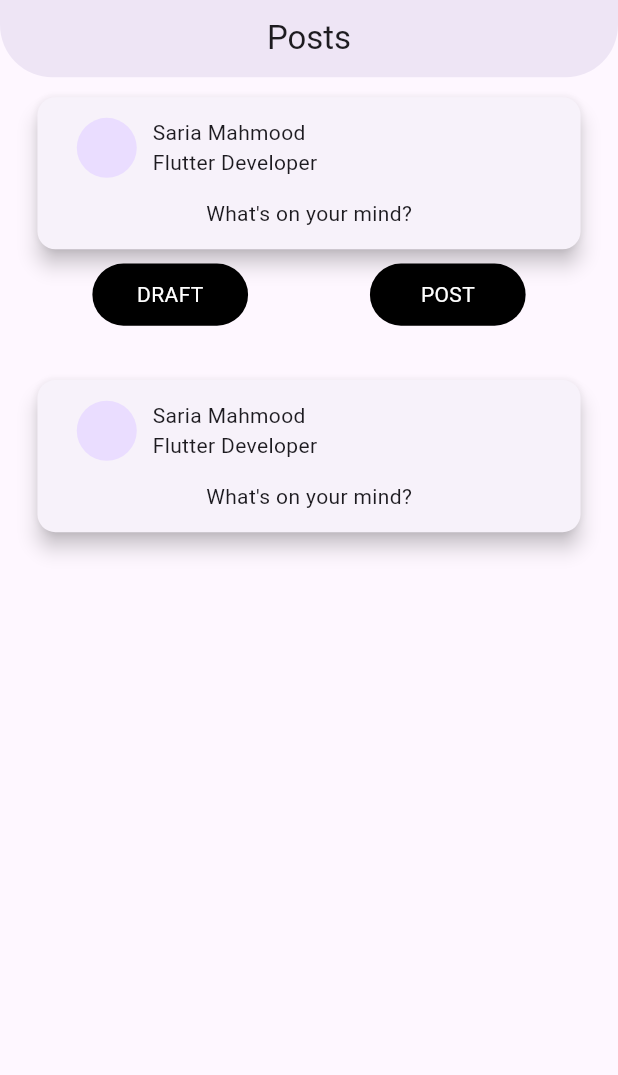
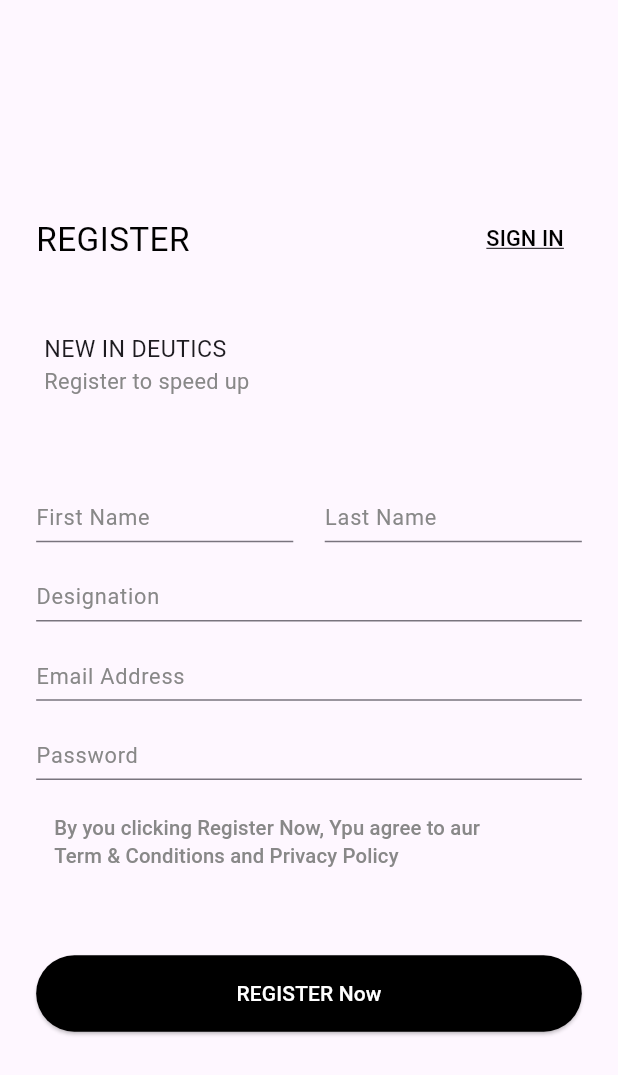
Before and after one commit to SariaMahmood20/company_app, a Flutter app: the screen it shows after launch, on a phone screen of 412 x 824 dp. Shown: the top 1075 px of the screen. Run offline on Flutter 3.47's test engine with Material 3 defaults, Android fonts, the phone set to English and light mode, and no system bars; our stand-ins replace flutter_screenutil, google_fonts.

Commit message:
Auth screens done

```diff
--- /dev/null
+++ b/lib/features/auth/presentation/views/signin_view.dart
@@ -0,0 +1,159 @@
+import 'package:flutter/cupertino.dart';
+import 'package:flutter/material.dart';
+import 'package:google_fonts/google_fonts.dart';
+import 'package:flutter_screenutil/flutter_screenutil.dart';
+
+class SignInView extends StatelessWidget {
+  const SignInView({super.key});
+
+  @override
+  Widget build(BuildContext context) {
+    return Scaffold(
+      body: Padding(
+        padding: EdgeInsets.only(left: 23.w, right: 23.w, top: 140.h, bottom: 20.h),
+        child: Column(
+          mainAxisAlignment: MainAxisAlignment.start,
+          crossAxisAlignment: CrossAxisAlignment.stretch,
+          children: [
+            Row(
+              mainAxisAlignment: MainAxisAlignment.spaceBetween,
+              crossAxisAlignment: CrossAxisAlignment.center,
+              children: [
+                Text(
+                  'REGISTER',
+                  style: GoogleFonts.roboto(
+                      color: Colors.black,
+                      fontSize: 23.sp,
+                      fontWeight: FontWeight.w400
+                  ),
+                ),
+                TextButton(
+                  onPressed: () {},
+                  child: Text('SIGN IN',
+                    style: GoogleFonts.roboto(
+                        color: Colors.black,
+                        fontSize: 15.sp,
+                        fontWeight: FontWeight.w500,
+                        decoration: TextDecoration.underline
+                    ),
+                  ),
+                ),
+              ],
+            ),
+            40.verticalSpace,
+            Padding(
+              padding: EdgeInsets.only(left: 5.w),
+              child: Column(
+                  mainAxisAlignment: MainAxisAlignment.start,
+                  crossAxisAlignment: CrossAxisAlignment.start,
+                  children: [
+                    Text(
+                        'NEW IN DEUTICS',
+                        style: GoogleFonts.roboto(fontSize: 16.sp, fontWeight: FontWeight.w400)
+                    ),
+                    Text(
+                      'Register to speed up',
+                      style: GoogleFonts.roboto(fontSize: 15.sp, fontWeight: FontWeight.w400, color: const Color(0xFF888888)),
+                    ),
+                  ]
+              ),
+            ),
+            50.verticalSpace,
+            Row(
+              mainAxisAlignment: MainAxisAlignment.spaceBetween,
+              crossAxisAlignment: CrossAxisAlignment.center,
+              children: [
+                // First Name
+                Expanded(
+                  child: TextFormField(
+                    keyboardType: TextInputType.emailAddress,
+                    decoration: InputDecoration(
+                        labelText: 'First Name',
+                        labelStyle: GoogleFonts.roboto(fontSize: 15.sp, color: const Color(0xFF888888)),
+                        contentPadding: const EdgeInsets.symmetric(vertical: 1),
+                        alignLabelWithHint: true
+                    ),
+                  ),
+                ),
+                20.horizontalSpace,
+                Expanded(
+                  child: TextFormField(
+                    keyboardType: TextInputType.emailAddress,
+                    decoration: InputDecoration(
+                        labelText: 'Last Name',
+                        labelStyle: GoogleFonts.roboto(fontSize: 15.sp, color: const Color(0xFF888888)),
+                        contentPadding: const EdgeInsets.symmetric(vertical: 1),
+                        alignLabelWithHint: true
+                    ),
+                  ),
+                ),
+              ],
+            ),
+            5.verticalSpace,
+            TextFormField(
+              keyboardType: TextInputType.emailAddress,
+              decoration: InputDecoration(
+                  labelText: 'Designation',
+                  labelStyle: GoogleFonts.roboto(fontSize: 15.sp, color: const Color(0xFF888888)),
+                  contentPadding: const EdgeInsets.symmetric(vertical: 1),
+                  alignLabelWithHint: true
+              ),
+            ),
+            5.verticalSpace,
+            TextFormField(
+              keyboardType: TextInputType.emailAddress,
+              decoration: InputDecoration(
+                  labelText: 'Email Address',
+                  labelStyle: GoogleFonts.roboto(fontSize: 15.sp, color: const Color(0xFF888888)),
+                  contentPadding: const EdgeInsets.symmetric(vertical: 1),
+                  alignLabelWithHint: true
+              ),
+            ),
+            5.verticalSpace,
+            TextFormField(
+              keyboardType: TextInputType.visiblePassword,
+              obscureText: true,
+              decoration: InputDecoration(
+                labelText: 'Password',
+                labelStyle: GoogleFonts.roboto(fontSize: 15.sp, color: const Color(0xFF888888)),
+                contentPadding: const EdgeInsets.symmetric(vertical: 1),
+                alignLabelWithHint: true,
+              ),
+            ),
+            15.verticalSpace,
+
+            Align(
+              alignment: Alignment.centerLeft,
+              child: TextButton(
+                onPressed: () {
+                },
+                child: Text('By you clicking Register Now, Ypu agree to aur \nTerm & Conditions and Privacy Policy',
+                  style: GoogleFonts.roboto(
+                      color: const Color(0xFF888888),
+                      fontSize: 14.sp,
+                  ),
+                ),
+              ),
+            ),
+            50.verticalSpace,
+            ElevatedButton(
+              onPressed: () {
+              },
+              style: ElevatedButton.styleFrom(
+                padding: EdgeInsets.symmetric(vertical: 16.h),
+                backgroundColor: Colors.black,
+              ),
+              child: Text(
+                'REGISTER Now',
+                style: GoogleFonts.roboto(
+                    color: Colors.white,
+                    fontWeight: FontWeight.w500
+                ),
+              ),
+            ),
+          ],
+        ),
+      ),
+    );
+  }
+}
--- a/lib/main.dart
+++ b/lib/main.dart
@@ -1,7 +1,9 @@
+import 'package:deutics_attendance_app/features/auth/presentation/views/login_view.dart';
 import 'package:flutter/material.dart';
 import 'package:flutter_screenutil/flutter_screenutil.dart';
 
-import 'package:deutics_attendance_app/features/posts/presentation/views/post_screen.dart';
+import 'features/auth/presentation/views/signin_view.dart';
+
 
 void main() {
   runApp(const MainApp());
@@ -12,15 +14,13 @@ class MainApp extends StatelessWidget {
 
   @override
   Widget build(BuildContext context) {
-    return ScreenUtilInit(
-      designSize: const Size(393, 895),
+    return const ScreenUtilInit(
+      designSize: Size(393, 852),
       minTextAdapt: true,
       splitScreenMode: true,
-      builder: (_, __){
-        return MaterialApp(
-          home: PostScreen(),
-        );
-      }
+    child: MaterialApp(
+        home: SignInView()
+      ),
     );
   }
 }
--- a/pubspec.yaml
+++ b/pubspec.yaml
@@ -18,12 +18,13 @@ dev_dependencies:
   provider: ^6.1.2
   flutter_svg: ^2.0.10+1
   intl: ^0.19.0
-  firebase_auth: ^5.3.1
+  #firebase_auth: ^5.3.1
   firebase_core: ^3.6.0
   firebase_storage: ^12.3.3
   shared_preferences: ^2.3.2
   internet_connectivity_checker: ^1.0.2
   another_flushbar: ^1.12.30
+  google_fonts: ^6.2.1
 
 flutter:
   uses-material-design: true
```
Also changed, not shown: lib/features/auth/presentation/views/login_view.dart (added, +120 -0 lines), lib/features/auth/presentation/views/auth_view.dart (deleted), pubspec.lock, 4 other files.
